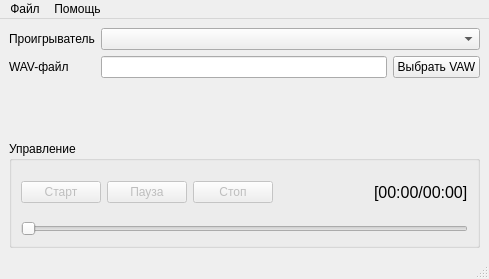
This is res/main_window.ui in mcsltd/mcs-astim-wav-player as Qt 5 draws it before an edit. The edited form follows.
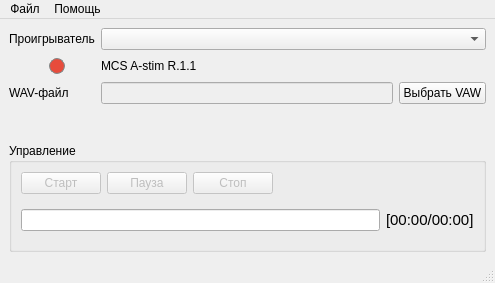
This is the edited form.

Commit message: feat: create debug mode and hardcoded device - a-stim

Patch:
```diff
--- a/res/main_window.ui
+++ b/res/main_window.ui
@@ -6,8 +6,8 @@
    <rect>
     <x>0</x>
     <y>0</y>
-    <width>489</width>
-    <height>279</height>
+    <width>495</width>
+    <height>283</height>
    </rect>
   </property>
   <property name="windowTitle">
@@ -29,17 +29,21 @@
         <item row="0" column="1">
          <widget class="QComboBox" name="comboBoxOutputDevices"/>
         </item>
-        <item row="1" column="0">
+        <item row="2" column="0">
          <widget class="QLabel" name="label_2">
           <property name="text">
            <string>WAV-файл</string>
           </property>
          </widget>
         </item>
-        <item row="1" column="1">
+        <item row="2" column="1">
          <layout class="QHBoxLayout" name="horizontalLayout">
           <item>
-           <widget class="QLineEdit" name="lineEditPathToWav"/>
+           <widget class="QLineEdit" name="lineEditPathToWav">
+            <property name="enabled">
+             <bool>false</bool>
+            </property>
+           </widget>
           </item>
           <item>
            <widget class="QPushButton" name="pushButtonSelectWav">
@@ -50,6 +54,63 @@
           </item>
          </layout>
         </item>
+        <item row="1" column="1">
+         <widget class="QLabel" name="labelPlayer">
+          <property name="text">
+           <string>MCS A-stim R.1.1</string>
+          </property>
+         </widget>
+        </item>
+        <item row="1" column="0">
+         <layout class="QHBoxLayout" name="horizontalLayout_4">
+          <item>
+           <spacer name="horizontalSpacer_2">
+            <property name="orientation">
+             <enum>Qt::Orientation::Horizontal</enum>
+            </property>
+            <property name="sizeHint" stdset="0">
+             <size>
+              <width>40</width>
+              <height>20</height>
+             </size>
+            </property>
+           </spacer>
+          </item>
+          <item>
+           <widget class="QLabel" name="labelStatePlayer">
+            <property name="sizePolicy">
+             <sizepolicy hsizetype="Fixed" vsizetype="Fixed">
+              <horstretch>0</horstretch>
+              <verstretch>0</verstretch>
+             </sizepolicy>
+            </property>
+            <property name="minimumSize">
+             <size>
+              <width>16</width>
+              <height>16</height>
+             </size>
+            </property>
+            <property name="maximumSize">
+             <size>
+              <width>16</width>
+              <height>16</height>
+             </size>
+            </property>
+            <property name="styleSheet">
+             <string notr="true">background-color: #e74c3c;
+            border-radius: 8px;
+            border: 1px solid #7f8c8d;</string>
+            </property>
+            <property name="text">
+             <string/>
+            </property>
+            <property name="alignment">
+             <set>Qt::AlignmentFlag::AlignCenter</set>
+            </property>
+           </widget>
+          </item>
+         </layout>
+        </item>
        </layout>
       </item>
       <item>
@@ -105,11 +166,55 @@
                </property>
               </spacer>
              </item>
+            </layout>
+           </item>
+           <item>
+            <layout class="QHBoxLayout" name="horizontalLayout_3">
+             <item>
+              <widget class="QProgressBar" name="RecPlaybackBar">
+               <property name="font">
+                <font>
+                 <kerning>true</kerning>
+                </font>
+               </property>
+               <property name="autoFillBackground">
+                <bool>false</bool>
+               </property>
+               <property name="styleSheet">
+                <string notr="true">QProgressBar {
+        text-align: center;
+        padding: 0px;
+    }
+    QProgressBar::chunk {
+        background-color: #2ecc71;
+        margin: 0px;
+    }</string>
+               </property>
+               <property name="value">
+                <number>0</number>
+               </property>
+               <property name="format">
+                <string/>
+               </property>
+              </widget>
+             </item>
              <item>
               <widget class="QLabel" name="labelTimeCounter">
+               <property name="sizePolicy">
+                <sizepolicy hsizetype="Fixed" vsizetype="Preferred">
+                 <horstretch>0</horstretch>
+                 <verstretch>0</verstretch>
+                </sizepolicy>
+               </property>
+               <property name="maximumSize">
+                <size>
+                 <width>150</width>
+                 <height>16777215</height>
+                </size>
+               </property>
                <property name="font">
                 <font>
-                 <pointsize>12</pointsize>
+                 <pointsize>11</pointsize>
                 </font>
                </property>
                <property name="text">
@@ -119,16 +224,6 @@
              </item>
             </layout>
            </item>
-           <item>
-            <widget class="QSlider" name="horizontalSliderWav">
-             <property name="enabled">
-              <bool>false</bool>
-             </property>
-             <property name="orientation">
-              <enum>Qt::Orientation::Horizontal</enum>
-             </property>
-            </widget>
-           </item>
           </layout>
          </item>
         </layout>
@@ -143,7 +238,7 @@
     <rect>
      <x>0</x>
      <y>0</y>
-     <width>489</width>
+     <width>495</width>
      <height>33</height>
     </rect>
    </property>
```
Left out of the diff: 2 changed lines with no effect on the pictures. The commit also changes 10 other files.
